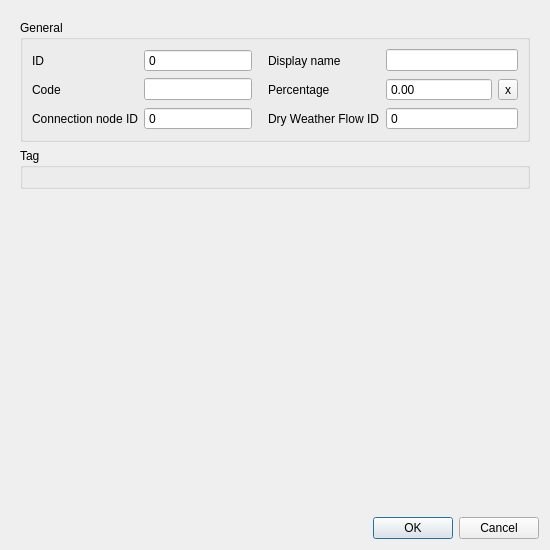
nens/threedi-schematisation-editor, file threedi_schematisation_editor/forms/ui/dry_weather_flow_map.ui: the form before one commit.
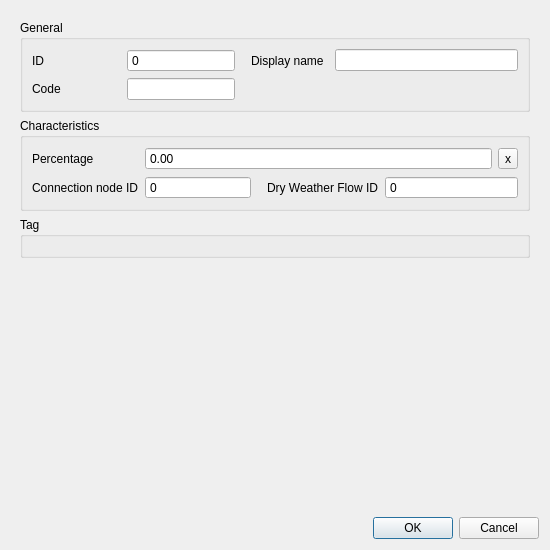
The form after the commit.

```diff
--- a/threedi_schematisation_editor/forms/ui/dry_weather_flow_map.ui
+++ b/threedi_schematisation_editor/forms/ui/dry_weather_flow_map.ui
@@ -42,6 +42,24 @@
        </rect>
       </property>
       <layout class="QGridLayout" name="gridLayout_2">
+       <item row="2" column="0">
+        <widget class="QGroupBox" name="grp_tag">
+         <property name="font">
+          <font>
+           <weight>50</weight>
+           <bold>false</bold>
+          </font>
+         </property>
+         <property name="title">
+          <string>Tag</string>
+         </property>
+         <layout class="QGridLayout" name="gridLayout_16">
+          <item row="0" column="0" colspan="2">
+           <layout class="QHBoxLayout" name="tags_layout"/>
+          </item>
+         </layout>
+        </widget>
+       </item>
        <item row="0" column="0">
         <widget class="QGroupBox" name="grp_general">
          <property name="enabled">
@@ -54,53 +72,6 @@
           <string>General</string>
          </property>
          <layout class="QGridLayout" name="gridLayout_3">
-          <item row="3" column="2">
-           <widget class="QSpinBox" name="connection_node_id">
-            <property name="sizePolicy">
-             <sizepolicy hsizetype="Expanding" vsizetype="Fixed">
-              <horstretch>0</horstretch>
-              <verstretch>0</verstretch>
-             </sizepolicy>
-            </property>
-            <property name="locale">
-             <locale language="English" country="UnitedStates"/>
-            </property>
-            <property name="readOnly">
-             <bool>true</bool>
-            </property>
-            <property name="buttonSymbols">
-             <enum>QAbstractSpinBox::NoButtons</enum>
-            </property>
-            <property name="maximum">
-             <number>999999999</number>
-            </property>
-            <property name="showClearButton" stdset="0">
-             <bool>true</bool>
-            </property>
-            <property name="clearValue" stdset="0">
-             <bool>true</bool>
-            </property>
-            <property name="expressionsEnabled" stdset="0">
-             <bool>false</bool>
-            </property>
-           </widget>
-          </item>
-          <item row="3" column="3">
-           <widget class="QLabel" name="label_2">
-            <property name="locale">
-             <locale language="English" country="UnitedStates"/>
-            </property>
-            <property name="text">
-             <string>Dry Weather Flow ID</string>
-            </property>
-            <property name="alignment">
-             <set>Qt::AlignLeading|Qt::AlignLeft|Qt::AlignVCenter</set>
-            </property>
-            <property name="indent">
-             <number>10</number>
-            </property>
-           </widget>
-          </item>
           <item row="1" column="0">
            <widget class="QLabel" name="label_3">
             <property name="locale">
@@ -117,7 +88,7 @@
           <item row="1" column="2">
            <widget class="QSpinBox" name="id">
             <property name="sizePolicy">
-             <sizepolicy hsizetype="Expanding" vsizetype="Fixed">
+             <sizepolicy hsizetype="Preferred" vsizetype="Fixed">
               <horstretch>0</horstretch>
               <verstretch>0</verstretch>
              </sizepolicy>
@@ -136,101 +107,6 @@
             </property>
            </widget>
           </item>
-          <item row="3" column="0">
-           <widget class="QLabel" name="label_4">
-            <property name="locale">
-             <locale language="English" country="UnitedStates"/>
-            </property>
-            <property name="text">
-             <string>Connection node ID</string>
-            </property>
-            <property name="alignment">
-             <set>Qt::AlignLeading|Qt::AlignLeft|Qt::AlignVCenter</set>
-            </property>
-           </widget>
-          </item>
-          <item row="3" column="4" colspan="2">
-           <widget class="QSpinBox" name="dry_weather_flow_id">
-            <property name="sizePolicy">
-             <sizepolicy hsizetype="Expanding" vsizetype="Fixed">
-              <horstretch>0</horstretch>
-              <verstretch>0</verstretch>
-             </sizepolicy>
-            </property>
-            <property name="locale">
-             <locale language="English" country="UnitedStates"/>
-            </property>
-            <property name="readOnly">
-             <bool>true</bool>
-            </property>
-            <property name="buttonSymbols">
-             <enum>QAbstractSpinBox::NoButtons</enum>
-            </property>
-            <property name="maximum">
-             <number>999999999</number>
-            </property>
-            <property name="showClearButton" stdset="0">
-             <bool>true</bool>
-            </property>
-            <property name="clearValue" stdset="0">
-             <bool>true</bool>
-            </property>
-            <property name="expressionsEnabled" stdset="0">
-             <bool>false</bool>
-            </property>
-           </widget>
-          </item>
-          <item row="2" column="3">
-           <widget class="QLabel" name="label">
-            <property name="locale">
-             <locale language="English" country="UnitedStates"/>
-            </property>
-            <property name="text">
-             <string>Percentage</string>
-            </property>
-            <property name="alignment">
-             <set>Qt::AlignLeading|Qt::AlignLeft|Qt::AlignVCenter</set>
-            </property>
-            <property name="indent">
-             <number>10</number>
-            </property>
-           </widget>
-          </item>
-          <item row="2" column="4">
-           <widget class="QDoubleSpinBox" name="percentage">
-            <property name="sizePolicy">
-             <sizepolicy hsizetype="Expanding" vsizetype="Fixed">
-              <horstretch>0</horstretch>
-              <verstretch>0</verstretch>
-             </sizepolicy>
-            </property>
-            <property name="locale">
-             <locale language="English" country="UnitedStates"/>
-            </property>
-            <property name="inputMethodHints">
-             <set>Qt::ImhNone</set>
-            </property>
-            <property name="buttonSymbols">
-             <enum>QAbstractSpinBox::NoButtons</enum>
-            </property>
-            <property name="decimals">
-             <number>2</number>
-            </property>
-            <property name="minimum">
-             <double>0.000000000000000</double>
-            </property>
-            <property name="maximum">
-             <double>100.000000000000000</double>
-            </property>
-           </widget>
-          </item>
-          <item row="2" column="5">
-           <widget class="QToolButton" name="percentage_clear">
-            <property name="text">
-             <string>x</string>
-            </property>
-           </widget>
-          </item>
           <item row="1" column="3">
            <widget class="QLabel" name="label_5">
             <property name="locale">
@@ -250,7 +126,7 @@
           <item row="1" column="4" colspan="2">
            <widget class="QLineEdit" name="display_name">
             <property name="sizePolicy">
-             <sizepolicy hsizetype="Expanding" vsizetype="Fixed">
+             <sizepolicy hsizetype="Preferred" vsizetype="Fixed">
               <horstretch>0</horstretch>
               <verstretch>0</verstretch>
              </sizepolicy>
@@ -279,7 +155,7 @@
           <item row="2" column="2">
            <widget class="QLineEdit" name="code">
             <property name="sizePolicy">
-             <sizepolicy hsizetype="Expanding" vsizetype="Fixed">
+             <sizepolicy hsizetype="Preferred" vsizetype="Fixed">
               <horstretch>0</horstretch>
               <verstretch>0</verstretch>
              </sizepolicy>
@@ -295,7 +171,7 @@
          </layout>
         </widget>
        </item>
-       <item row="2" column="0">
+       <item row="3" column="0">
         <spacer name="verticalSpacer">
          <property name="orientation">
           <enum>Qt::Vertical</enum>
@@ -309,19 +185,152 @@
         </spacer>
        </item>
        <item row="1" column="0">
-        <widget class="QGroupBox" name="grp_tag">
-         <property name="font">
-          <font>
-           <weight>50</weight>
-           <bold>false</bold>
-          </font>
-         </property>
+        <widget class="QGroupBox" name="grp_characteristics">
          <property name="title">
-          <string>Tag</string>
+          <string>Characteristics</string>
          </property>
-         <layout class="QGridLayout" name="gridLayout_16">
-          <item row="0" column="0" colspan="2">
-           <layout class="QHBoxLayout" name="tags_layout"/>
+         <layout class="QGridLayout" name="gridLayout_4">
+          <item row="1" column="1">
+           <widget class="QSpinBox" name="connection_node_id">
+            <property name="sizePolicy">
+             <sizepolicy hsizetype="Preferred" vsizetype="Fixed">
+              <horstretch>0</horstretch>
+              <verstretch>0</verstretch>
+             </sizepolicy>
+            </property>
+            <property name="locale">
+             <locale language="English" country="UnitedStates"/>
+            </property>
+            <property name="readOnly">
+             <bool>true</bool>
+            </property>
+            <property name="buttonSymbols">
+             <enum>QAbstractSpinBox::NoButtons</enum>
+            </property>
+            <property name="maximum">
+             <number>999999999</number>
+            </property>
+            <property name="showClearButton" stdset="0">
+             <bool>true</bool>
+            </property>
+            <property name="clearValue" stdset="0">
+             <bool>true</bool>
+            </property>
+            <property name="expressionsEnabled" stdset="0">
+             <bool>false</bool>
+            </property>
+           </widget>
+          </item>
+          <item row="1" column="2">
+           <widget class="QLabel" name="label_2">
+            <property name="locale">
+             <locale language="English" country="UnitedStates"/>
+            </property>
+            <property name="text">
+             <string>Dry Weather Flow ID</string>
+            </property>
+            <property name="alignment">
+             <set>Qt::AlignLeading|Qt::AlignLeft|Qt::AlignVCenter</set>
+            </property>
+            <property name="indent">
+             <number>10</number>
+            </property>
+           </widget>
+          </item>
+          <item row="0" column="4">
+           <widget class="QToolButton" name="percentage_clear">
+            <property name="text">
+             <string>x</string>
+            </property>
+           </widget>
+          </item>
+          <item row="0" column="0">
+           <widget class="QLabel" name="label">
+            <property name="locale">
+             <locale language="English" country="UnitedStates"/>
+            </property>
+            <property name="text">
+             <string>Percentage</string>
+            </property>
+            <property name="alignment">
+             <set>Qt::AlignLeading|Qt::AlignLeft|Qt::AlignVCenter</set>
+            </property>
+            <property name="indent">
+             <number>-1</number>
+            </property>
+           </widget>
+          </item>
+          <item row="1" column="0">
+           <widget class="QLabel" name="label_4">
+            <property name="locale">
+             <locale language="English" country="UnitedStates"/>
+            </property>
+            <property name="text">
+             <string>Connection node ID</string>
+            </property>
+            <property name="alignment">
+             <set>Qt::AlignLeading|Qt::AlignLeft|Qt::AlignVCenter</set>
+            </property>
+           </widget>
+          </item>
+          <item row="1" column="3" colspan="2">
+           <widget class="QSpinBox" name="dry_weather_flow_id">
+            <property name="sizePolicy">
+             <sizepolicy hsizetype="Preferred" vsizetype="Fixed">
+              <horstretch>0</horstretch>
+              <verstretch>0</verstretch>
+             </sizepolicy>
+            </property>
+            <property name="locale">
+             <locale language="English" country="UnitedStates"/>
+            </property>
+            <property name="readOnly">
+             <bool>true</bool>
+            </property>
+            <property name="buttonSymbols">
+             <enum>QAbstractSpinBox::NoButtons</enum>
+            </property>
+            <property name="maximum">
+             <number>999999999</number>
+            </property>
+            <property name="showClearButton" stdset="0">
+             <bool>true</bool>
+            </property>
+            <property name="clearValue" stdset="0">
+             <bool>true</bool>
+            </property>
+            <property name="expressionsEnabled" stdset="0">
+             <bool>false</bool>
+            </property>
+           </widget>
+          </item>
+          <item row="0" column="1" colspan="3">
+           <widget class="QDoubleSpinBox" name="percentage">
+            <property name="sizePolicy">
+             <sizepolicy hsizetype="Expanding" vsizetype="Fixed">
+              <horstretch>0</horstretch>
+              <verstretch>0</verstretch>
+             </sizepolicy>
+            </property>
+            <property name="locale">
+             <locale language="English" country="UnitedStates"/>
+            </property>
+            <property name="inputMethodHints">
+             <set>Qt::ImhNone</set>
+            </property>
+            <property name="buttonSymbols">
+             <enum>QAbstractSpinBox::NoButtons</enum>
+            </property>
+            <property name="decimals">
+             <number>2</number>
+            </property>
+            <property name="minimum">
+             <double>0.000000000000000</double>
+            </property>
+            <property name="maximum">
+             <double>100.000000000000000</double>
+            </property>
+           </widget>
           </item>
          </layout>
         </widget>
```
Left out of the diff: 2 changed lines with no effect on the pictures.
